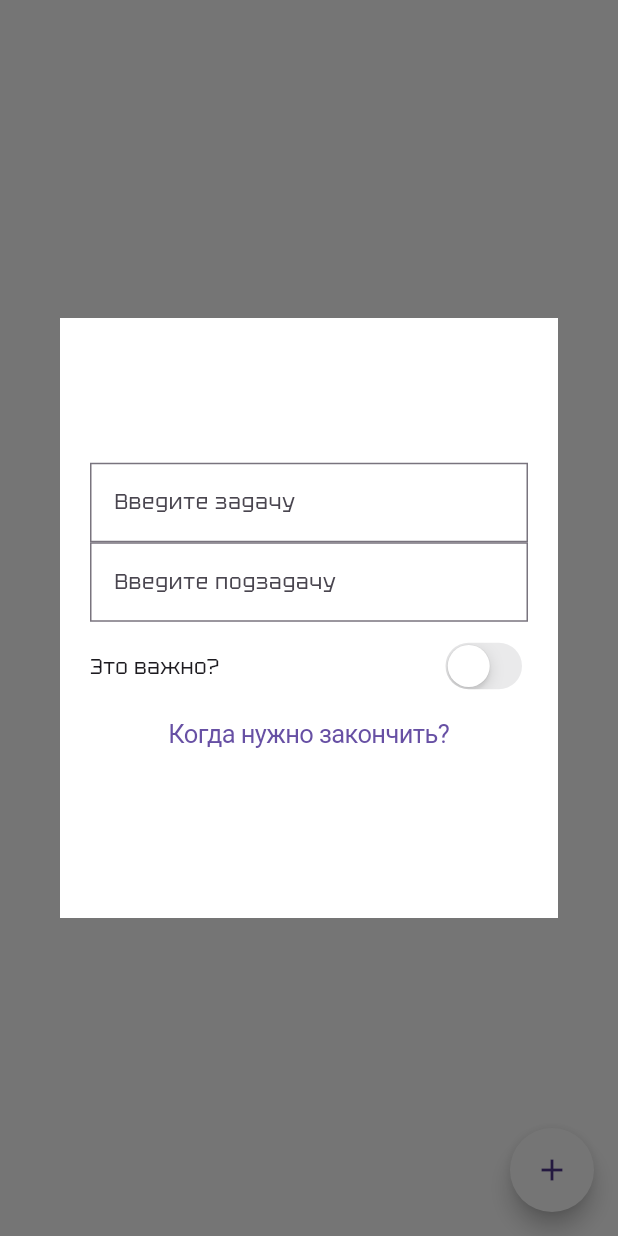
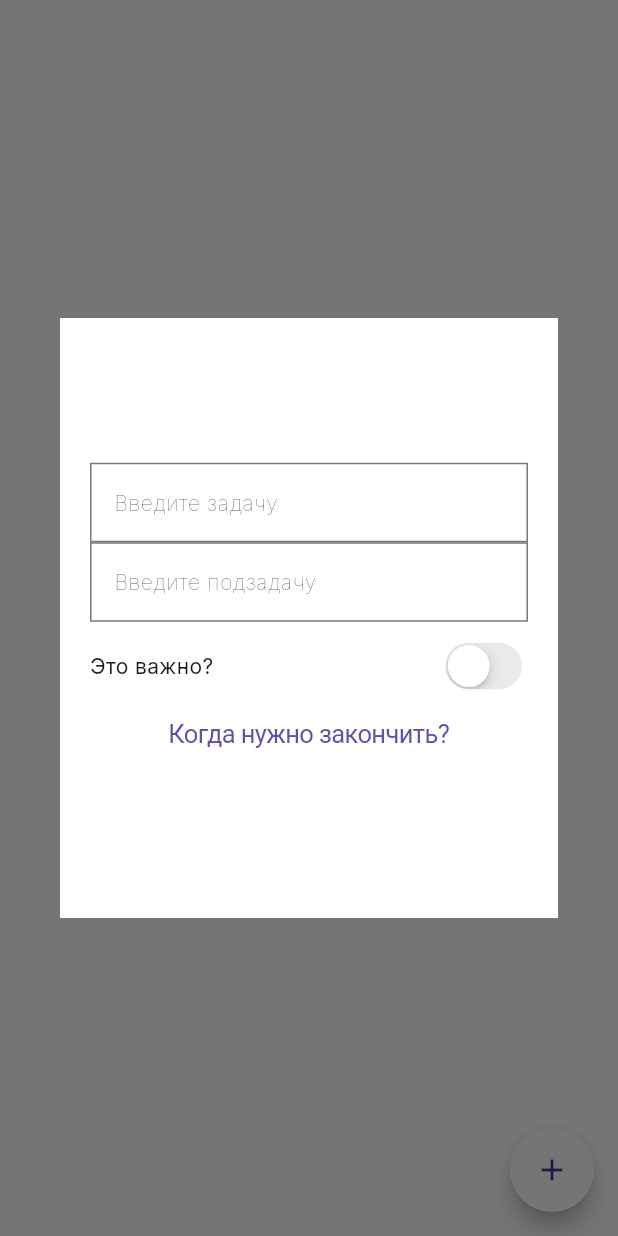
Before and after one commit to rahimov27/todo_app, a Flutter app: the screen it shows after launch, after a tap on the "add" icon, on a phone screen of 412 x 824 dp. Run offline on Flutter 3.47's test engine with Material 3 defaults, Android fonts, the phone set to English and light mode, and no system bars; our stand-ins replace hive, hive_flutter; accounts and stored records are empty.

Commit message:
added new fonts

```diff
--- a/lib/view/card_widget.dart
+++ b/lib/view/card_widget.dart
@@ -56,7 +56,7 @@ class TodoCardWidget extends StatelessWidget {
                           decoration:
                               isDone ? TextDecoration.lineThrough : null,
                           overflow: TextOverflow.ellipsis,
-                          fontFamily: "Tektur",
+                          fontFamily: "Inter",
                           fontSize: 30,
                           decorationThickness: 3,
                           color:
@@ -69,7 +69,7 @@ class TodoCardWidget extends StatelessWidget {
                       Text(
                         subtitle,
                         style: TextStyle(
-                          fontFamily: "Tektur",
+                          fontFamily: "Inter",
                           fontSize: 16,
                           color: const Color.fromARGB(179, 255, 255, 255),
                           fontWeight: FontWeight.w500,
@@ -97,7 +97,7 @@ class TodoCardWidget extends StatelessWidget {
                   ),
                   child: Text(
                     DateFormat("HH:mm").format(date),
-                    style: TextStyle(fontFamily: "Tektur"),
+                    style: TextStyle(fontFamily: "Inter"),
                   ),
                 ),
               ),
--- a/lib/view/todo_view.dart
+++ b/lib/view/todo_view.dart
@@ -59,7 +59,7 @@ class TodoView extends StatelessWidget {
                               Center(
                                 child: TextField(
                                   style: TextStyle(
-                                    fontFamily: "Tektur",
+                                    fontFamily: "Inter",
                                     fontSize: 14,
                                     fontWeight: FontWeight.w100,
                                   ),
@@ -74,7 +74,7 @@ class TodoView extends StatelessWidget {
                                     ),
                                     hintText: "Введите задачу",
                                     hintStyle: TextStyle(
-                                      fontFamily: "Tektur",
+                                      fontFamily: "Inter",
                                       fontSize: 14,
                                     ),
                                     border: OutlineInputBorder(
@@ -101,7 +101,7 @@ class TodoView extends StatelessWidget {
                               Center(
                                 child: TextField(
                                   style: TextStyle(
-                                    fontFamily: "Tektur",
+                                    fontFamily: "Inter",
                                     fontSize: 14,
                                     fontWeight: FontWeight.w100,
                                   ),
@@ -116,7 +116,7 @@ class TodoView extends StatelessWidget {
                                     ),
                                     hintText: "Введите подзадачу",
                                     hintStyle: TextStyle(
-                                      fontFamily: "Tektur",
+                                      fontFamily: "Inter",
                                       fontSize: 14,
                                     ),
                                     border: OutlineInputBorder(
@@ -148,7 +148,7 @@ class TodoView extends StatelessWidget {
                                   Text(
                                     "Это важно?",
                                     style: TextStyle(
-                                      fontFamily: "Tektur",
+                                      fontFamily: "Inter",
                                       fontSize: 14,
                                     ),
                                   ),
```
Also changed, not shown: pubspec.yaml (+5 -6 lines), assets/fonts/Boldonse-Regular.ttf (deleted), assets/fonts/Inter-VariableFont_opsz,wght.ttf (added), assets/fonts/Montserrat-VariableFont_wght.ttf (added), assets/fonts/Tektur-VariableFont_wdth,wght.ttf (deleted), 1 other file.
